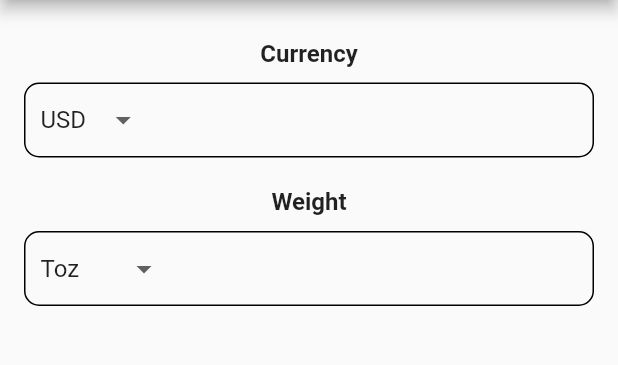
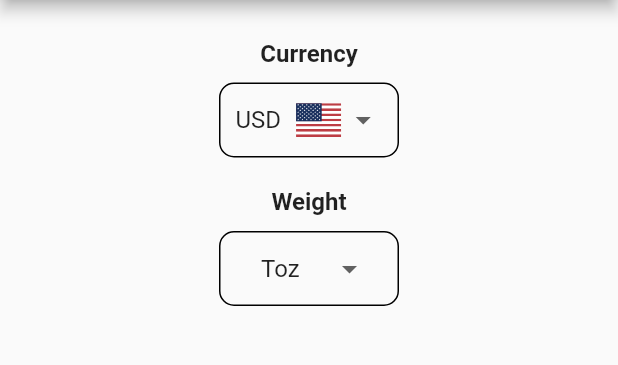
Before and after one commit to MisteryDush/ipm_app, a Flutter app: the SettingsPage screen opened by its route, on a phone screen of 412 x 824 dp, the part 120-485 px from its top. Run offline on Flutter 3.47's test engine with Material 2 defaults, Android fonts, the phone set to English and light mode, and no system bars; our stand-ins replace flutter_svg, shared_preferences; missing offline and left inert: forex_conversion, requests; accounts and stored records are empty.

Commit message:
Update: Render svg icons next to the currency in the dropdown list

```diff
--- a/lib/settings.dart
+++ b/lib/settings.dart
@@ -1,17 +1,15 @@
 import 'package:flutter/material.dart';
+import 'package:flutter_svg/flutter_svg.dart';
 import 'package:ipm_app/widgets/main_app_bar.dart';
 import 'package:ipm_app/widgets/main_drawer.dart';
 import 'package:shared_preferences/shared_preferences.dart';
 
 import 'api/user.dart';
 
-
-
 class SettingsPage extends StatefulWidget {
   @override
   _SettingsPageState createState() => _SettingsPageState();
 }
-
 
 class _SettingsPageState extends State<SettingsPage> {
   GlobalKey<ScaffoldState> _scaffoldKey = new GlobalKey();
@@ -48,17 +46,18 @@ class _SettingsPageState extends State<SettingsPage> {
         body: Padding(
           padding: EdgeInsets.all(16.0),
           child: Column(
-            crossAxisAlignment: CrossAxisAlignment.stretch,
+            crossAxisAlignment: CrossAxisAlignment.center,
             children: <Widget>[
-              Padding(padding: const EdgeInsets.symmetric(vertical: 10),
+              Padding(
+                padding: const EdgeInsets.symmetric(vertical: 10),
                 child: Center(
-                  child: Text(
-                    'Currency',
-                      style: TextStyle(fontSize: 16.0, fontWeight: FontWeight.bold)
-                  ),
+                  child: Text('Currency',
+                      style: TextStyle(
+                          fontSize: 16.0, fontWeight: FontWeight.bold)),
                 ),
               ),
               Container(
+                width: 120,
                 decoration: BoxDecoration(
                   borderRadius: BorderRadius.circular(10),
                   border: Border.all(color: Colors.black),
@@ -75,27 +74,35 @@ class _SettingsPageState extends State<SettingsPage> {
                   },
                   underline: SizedBox(),
                   items:
-                  _currencies.map<DropdownMenuItem<String>>((String value) {
+                      _currencies.map<DropdownMenuItem<String>>((String value) {
                     return DropdownMenuItem<String>(
                       value: value,
                       child: Padding(
-                        padding: EdgeInsets.symmetric(horizontal: 10),
-                        child: Text(value),
+                        padding: EdgeInsets.fromLTRB(10, 0, 0, 0),
+                        child: Row(children: [
+                          Text(
+                            value,
+                            textAlign: TextAlign.center,
+                          ),
+                          SizedBox(width: 10,),
+                          SvgPicture.asset('assets/flags/$value.svg', width: 30),
+                        ]),
                       ),
                     );
                   }).toList(),
                 ),
               ),
               SizedBox(height: 10),
-              Padding(padding: const EdgeInsets.symmetric(vertical: 10),
+              Padding(
+                padding: const EdgeInsets.symmetric(vertical: 10),
                 child: Center(
-                  child: Text(
-                      'Weight',
-                      style: TextStyle(fontSize: 16.0, fontWeight: FontWeight.bold)
-                  ),
+                  child: Text('Weight',
+                      style: TextStyle(
+                          fontSize: 16.0, fontWeight: FontWeight.bold)),
                 ),
               ),
               Container(
+                width: 120,
                 decoration: BoxDecoration(
                   borderRadius: BorderRadius.circular(10),
                   border: Border.all(color: Colors.black),
@@ -114,10 +121,10 @@ class _SettingsPageState extends State<SettingsPage> {
                   items: _weights.map<DropdownMenuItem<String>>((String value) {
                     return DropdownMenuItem<String>(
                       value: value,
-                        child: Padding(
-                        padding: EdgeInsets.symmetric(horizontal: 10),
-                    child: Text(value),
-                        ),
+                      child: Padding(
+                        padding: EdgeInsets.fromLTRB(27, 0, 0, 0),
+                        child: Text(value),
+                      ),
                     );
                   }).toList(),
                 ),
```
